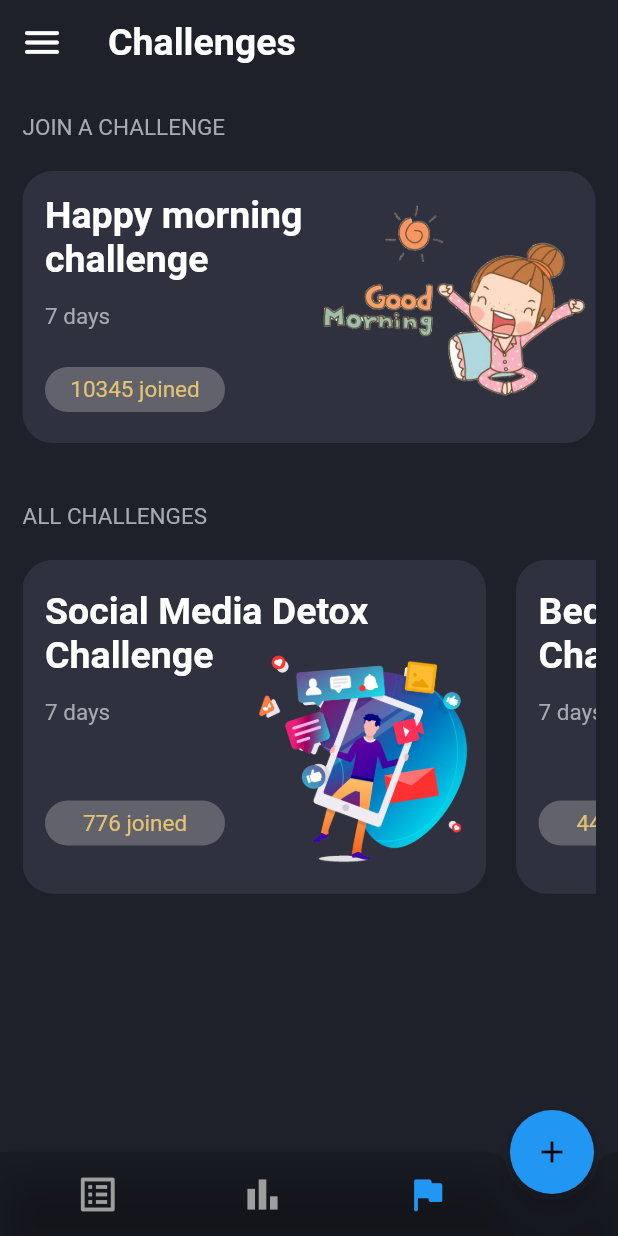
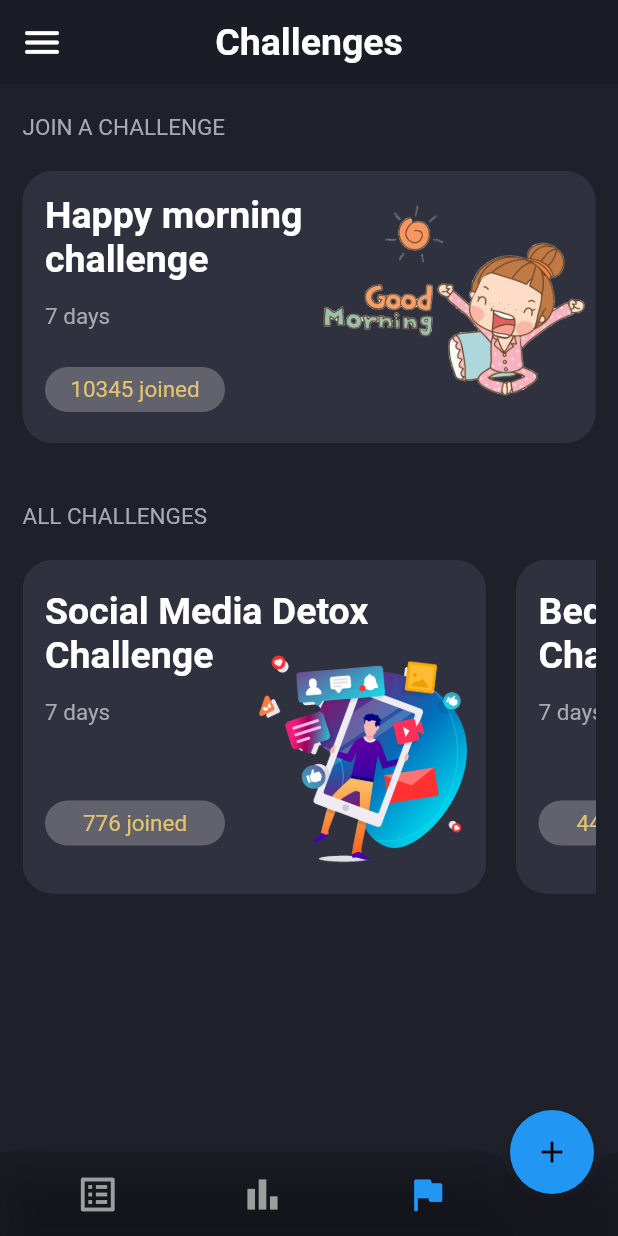
Before and after one commit to phian/Habit_Tracker_App, a Flutter app: the screen it shows after launch, item 3 of the bottom bar chosen, after a tap on the "menu" icon, on a phone screen of 412 x 824 dp. Run offline on Flutter 3.47's test engine with Material 2 defaults, Android fonts, the phone set to English and light mode, and no system bars; our stand-ins replace cool_alert, get, select_form_field, sqflite; missing offline and left inert: animate_icons, flutter_date_picker_timeline, flutter_iconpicker, shrink_sidemenu, timeline_list; accounts and stored records are empty; statements that could not run were skipped.

Commit message:
fix route

```diff
--- a/lib/view/all_habits_screen.dart
+++ b/lib/view/all_habits_screen.dart
@@ -21,9 +21,7 @@ class AllHabitsScreen extends StatelessWidget {
       child: Scaffold(
         backgroundColor: Color(0xFF1E212A),
         appBar: _allHabitScreenAppBar(),
-        body: Container(
-          child: Obx(() => listAllHabit()),
-        ),
+        body: Obx(() => listAllHabit()),
       ),
     );
   }
@@ -57,7 +55,7 @@ class AllHabitsScreen extends StatelessWidget {
           ),
         ),
       ),
-      backgroundColor: Colors.transparent,
+      backgroundColor: Colors.black12,
       elevation: 0.0,
     );
   }
@@ -76,7 +74,7 @@ class AllHabitsScreen extends StatelessWidget {
           child: Container(
             margin: EdgeInsets.symmetric(horizontal: 20),
             decoration: BoxDecoration(
-                color: Color(0xff333333),
+                color: Color(0xFF2F313E),
                 borderRadius: BorderRadius.circular(15)),
             child: Row(
               crossAxisAlignment: CrossAxisAlignment.center,
@@ -112,18 +110,18 @@ class AllHabitsScreen extends StatelessWidget {
             ),
           ),
           onTap: () {
-            print(allHabitController.listAllHabit[index].ma);
-            print(allHabitController.listAllHabit[index].ten);
-            print(allHabitController.listAllHabit[index].mau);
-            print(allHabitController.listAllHabit[index].icon);
-            print(allHabitController.listAllHabit[index].batMucTieu);
-            print(allHabitController.listAllHabit[index].soLan);
-            print(allHabitController.listAllHabit[index].donVi);
-            print(allHabitController.listAllHabit[index].loaiLap);
-            print(allHabitController.listAllHabit[index].ngayTrongTuan);
-            print(allHabitController.listAllHabit[index].soLanTrongTuan);
-            print(allHabitController.listAllHabit[index].buoi);
-            print(allHabitController.listAllHabit[index].trangThai);
+            // print(allHabitController.listAllHabit[index].ma);
+            // print(allHabitController.listAllHabit[index].ten);
+            // print(allHabitController.listAllHabit[index].mau);
+            // print(allHabitController.listAllHabit[index].icon);
+            // print(allHabitController.listAllHabit[index].batMucTieu);
+            // print(allHabitController.listAllHabit[index].soLan);
+            // print(allHabitController.listAllHabit[index].donVi);
+            // print(allHabitController.listAllHabit[index].loaiLap);
+            // print(allHabitController.listAllHabit[index].ngayTrongTuan);
+            // print(allHabitController.listAllHabit[index].soLanTrongTuan);
+            // print(allHabitController.listAllHabit[index].buoi);
+            // print(allHabitController.listAllHabit[index].trangThai);
             Get.to(EditHabitScreen(),
                 arguments: allHabitController.listAllHabit[index]);
           },
--- a/lib/view/challenges_screen.dart
+++ b/lib/view/challenges_screen.dart
@@ -98,7 +98,8 @@ class _ChallengesScreenState extends State<ChallengesScreen> {
           ),
         ),
       ),
-      backgroundColor: Colors.transparent,
+      centerTitle: true,
+      backgroundColor: Colors.black12,
       elevation: 0.0,
     );
   }
--- a/lib/view/create_habit_screen.dart
+++ b/lib/view/create_habit_screen.dart
@@ -112,6 +112,7 @@ class CreateHabitScreen extends StatelessWidget {
                 () {
                   Get.back();
                   createHabitScreenController.onClose();
+                  habitNameController.clear();
                 },
               );
 
@@ -182,7 +183,7 @@ class CreateHabitScreen extends StatelessWidget {
       );
     } else {
       createHabitScreenController.addHabit(habitNameController.text);
-      Get.to(ManageScreen());
+      Get.back();
       createHabitScreenController.onClose();
     }
   }
--- a/lib/view/habit_category_list_screen.dart
+++ b/lib/view/habit_category_list_screen.dart
@@ -232,7 +232,7 @@ class _HabitCategoryListScreenState extends State<HabitCategoryListScreen> {
           ),
         ),
         onTap: () {
-          Get.to(CreateHabitScreen(), arguments: _suggestedHabitList[index]);
+          Get.off(CreateHabitScreen(), arguments: _suggestedHabitList[index]);
         },
         leading: Container(
           child: Icon(
--- a/lib/view/main_screen.dart
+++ b/lib/view/main_screen.dart
@@ -22,9 +22,7 @@ class MainScreen extends StatelessWidget {
       menu: _buildMenu(),
       child: Scaffold(
         backgroundColor: Color(0xFF1E212A),
-        appBar: PreferredSize(
-          preferredSize: Size(MediaQuery.of(context).size.width, 62.0),
-          child: AppBar(
+        appBar: AppBar(
           leading: Container(
             alignment: Alignment.center,
             child: IconButton(
@@ -51,24 +49,21 @@ class MainScreen extends StatelessWidget {
               ),
             ),
           ),
-            backgroundColor: Colors.transparent,
+          centerTitle: true,
+          backgroundColor: Colors.black12,
           elevation: 0.0,
         ),
-        ),
-        body: SafeArea(
-          child: Stack(
-            children: [
-              MainScreenTreesAndCloud(),
-              Column(
+        body: Column(
           children: [
             Obx(
+              // calendar
               () => Container(
+                color: Colors.black12,
                 padding: const EdgeInsets.only(top: 11, bottom: 11),
                 child: FlutterDatePickerTimeline(
                   startDate: DateTime.now().subtract(Duration(days: 14)),
                   endDate: DateTime.now().add(Duration(days: 10000)),
-                        initialSelectedDate:
-                            _mainScreenController.selectedDay.value,
+                  initialSelectedDate: _mainScreenController.selectedDay.value,
                   onSelectedDateChange: (DateTime dateTime) {
                     _mainScreenController.changeSelectedDay(dateTime);
                   },
@@ -84,72 +79,8 @@ class MainScreen extends StatelessWidget {
                 ),
               ),
             ),
-                  Container(
-                    alignment: Alignment.topLeft,
-                    padding: EdgeInsets.only(top: 22.0, left: 20.0),
-                    child: Text(
-                      "Tracking habits",
-                      textAlign: TextAlign.left,
-                      style: TextStyle(
-                        fontSize: 32.0,
-                        fontWeight: FontWeight.bold,
-                      ),
-                    ),
-                  ),
-                  Container(
-                    child: Divider(),
-                    margin: EdgeInsets.symmetric(
-                      vertical: 5.0,
-                      horizontal: 15.0,
-                    ),
-                  ),
-                  Container(
-                    margin:
-                        EdgeInsets.symmetric(vertical: 10.0, horizontal: 15.0),
-                    height: MediaQuery.of(context).size.height * 0.45,
-                    child: _habitDataList.length > 0
-                        ? ListView(
-                            physics: BouncingScrollPhysics(
-                                parent: AlwaysScrollableScrollPhysics()),
-                            children: [
-                              Container(
-                                alignment: Alignment.center,
-                                child: Text(""),
-                              )
+            listHabit(_habitDataList),
           ],
-                          )
-                        : Container(
-                            child: Column(
-                              mainAxisAlignment: MainAxisAlignment.center,
-                              children: [
-                                Image.asset(
-                                  'images/gardener.png',
-                                  fit: BoxFit.cover,
-                                  height: 120.0,
-                                  width: 120.0,
-                                  alignment: Alignment.center,
-                                ),
-                                Container(
-                                  padding: EdgeInsets.symmetric(
-                                    horizontal: 30.0,
-                                    vertical: 15.0,
-                                  ),
-                                  child: Text(
-                                    "All tree are grown up. Let's plan another tree",
-                                    style: TextStyle(
-                                      fontSize: 20.0,
-                                    ),
-                                    textAlign: TextAlign.center,
-                                  ),
-                                ),
-                              ],
-                            ),
-                          ),
-                  ),
-                ],
-              ),
-            ],
-          ),
         ),
       ),
     );
@@ -180,13 +111,6 @@ class MainScreen extends StatelessWidget {
                     ),
                   ),
                   SizedBox(height: 16.0),
-                  // LText(
-                  //   "\l.lead{Hello},\n\l.lead.bold{User}",
-                  //   baseStyle: TextStyle(
-                  //     color: Colors.white,
-                  //     fontSize: 20.0,
-                  //   ),
-                  // ),
                   Text(
                     "Hello, User",
                     style: TextStyle(
@@ -254,3 +178,57 @@ class MainScreen extends StatelessWidget {
     );
   }
 }
+
+Widget listHabit(List _habitDataList) {
+  return Expanded(
+    child: Container(
+      padding: EdgeInsets.symmetric(vertical: 20.0, horizontal: 20.0),
+      //height: MediaQuery.of(context).size.height * 0.5,
+      child: _habitDataList.length > 0
+          ? ListView(
+              physics: BouncingScrollPhysics(
+                  parent: AlwaysScrollableScrollPhysics()),
+              children: [
+                Container(height: 80, color: Colors.red),
+                Container(height: 80, color: Colors.blue),
+                Container(height: 40, color: Colors.red),
+                Container(height: 80, color: Colors.blue),
+                Container(height: 80, color: Colors.red),
+                Container(height: 80, color: Colors.blue),
+                Container(height: 80, color: Colors.red),
+                Container(height: 80, color: Colors.blue),
+                Container(height: 80, color: Colors.red),
+                Container(height: 80, color: Colors.blue),
+              ],
+            )
+          : Column(
+              // widget khi khong co habit
+              mainAxisAlignment: MainAxisAlignment.center,
+              children: [
+                Image.asset(
+                  'images/gardener.png',
+                  fit: BoxFit.cover,
+                  height: 120.0,
+                  width: 120.0,
+                  alignment: Alignment.center,
+                ),
+                SizedBox(height: 10),
+                Text(
+                  "There's nothing due.",
+                  style: TextStyle(
+                    fontSize: 20.0,
+                  ),
+                  textAlign: TextAlign.center,
+                ),
+                Text(
+                  "Time to create new habits!!",
+                  style: TextStyle(
+                    fontSize: 20.0,
+                  ),
+                  textAlign: TextAlign.center,
+                ),
+              ],
+            ),
+    ),
+  );
+}
```
Lines whose indentation alone changed are shown as unchanged.
